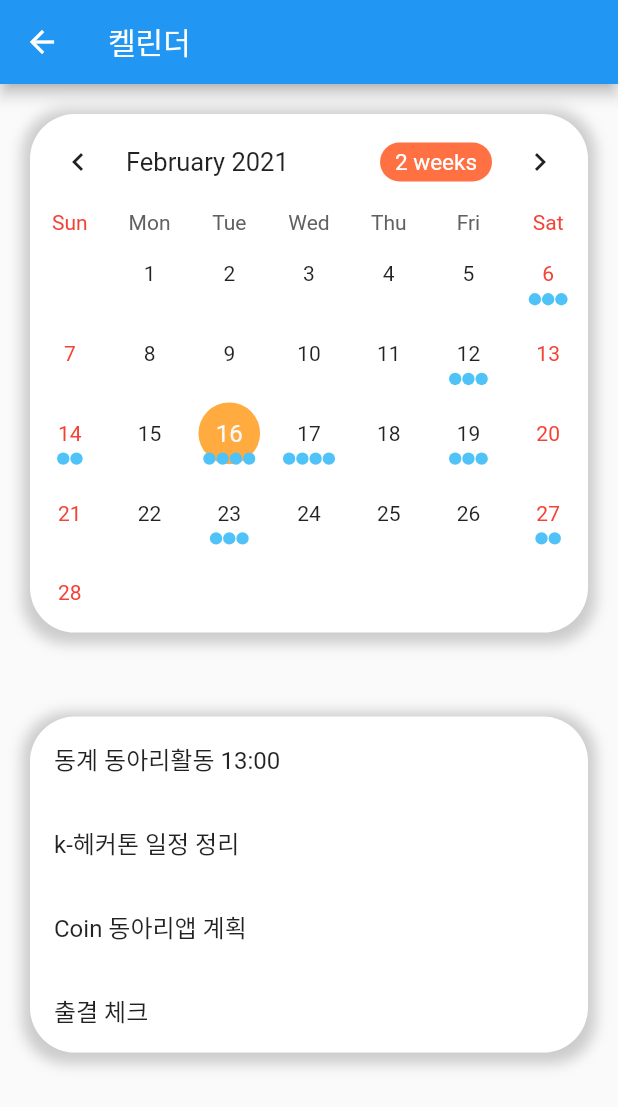
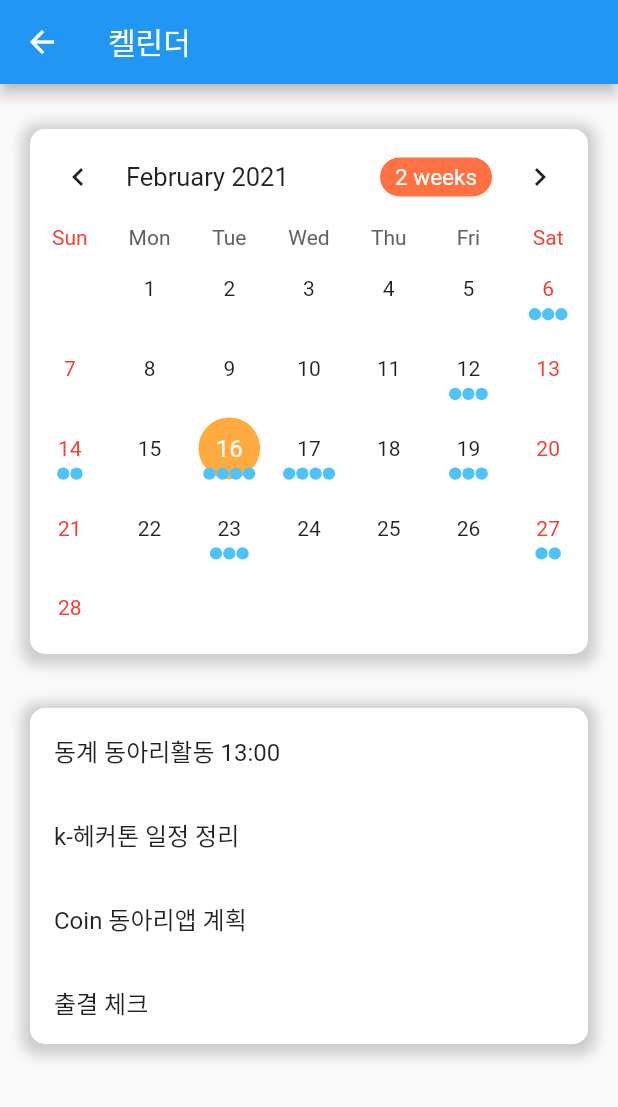
Before and after one commit to alsgur9368/Coin_app, a Flutter app: the MyHomePage screen opened directly, on a phone screen of 412 x 824 dp. Shown: the top 1107 px of the screen. Run offline on Flutter 3.47's test engine with Material 2 defaults, Android fonts, the phone set to English and light mode, and no system bars; drawn by our look-alikes of table_calendar; our stand-ins replace flutter_secure_storage, flutter_slidable, flutter_svg, image_picker, permission_handler, rflutter_alert and 1 more; missing offline and left inert: app_settings, groovin_widgets, qrscan; accounts and stored records are empty.

Commit message:
calendar end

```diff
--- a/lib/First_screen/calendar.dart
+++ b/lib/First_screen/calendar.dart
@@ -147,11 +147,12 @@ class _MyHomePageState extends State<MyHomePage> with TickerProviderStateMixin {
         child: Column(
           children: <Widget>[
             Container(
-              margin: EdgeInsets.all(20),
+              margin: EdgeInsets.fromLTRB(20, 30, 20, 20),
               width:double.infinity,
+              height: 350,
               decoration: BoxDecoration(
                 color: Colors.white,
-                borderRadius: BorderRadius.circular(30), //border corner radius
+                borderRadius: BorderRadius.circular(10), //border corner radius
                 boxShadow:[
                   BoxShadow(
                     color: Colors.grey.withOpacity(0.5), //color of shadow
@@ -333,11 +334,11 @@ class _MyHomePageState extends State<MyHomePage> with TickerProviderStateMixin {
     return ListView(
       children: [
         Container(
-            margin: EdgeInsets.all(20),
+            margin: EdgeInsets.only(left: 20, right: 20),
             width:double.infinity,
                 decoration: BoxDecoration(
                     color: Colors.white,
-                    borderRadius: BorderRadius.circular(30), //bo``rder corner radius
+                    borderRadius: BorderRadius.circular(10), //bo``rder corner radius
                     boxShadow:[
                         BoxShadow(
                         color: Colors.grey.withOpacity(0.5), //color of shadow
```
